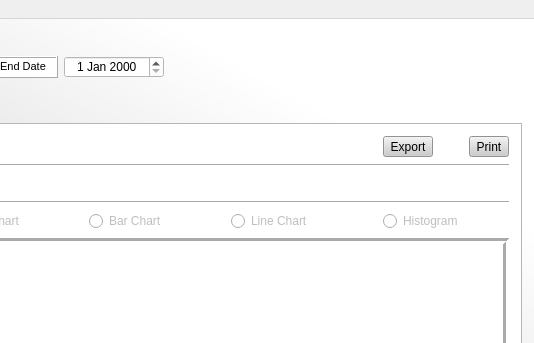
Before: the Qt Designer form AcuitySTAR/src/gui/mainwindow.ui in JamesG-Walsh/Peachy-Galaxy, drawn with Qt 5; both pictures show x 593 to 1127 and y 0 to 343 of the 1127 by 621 pixel window.
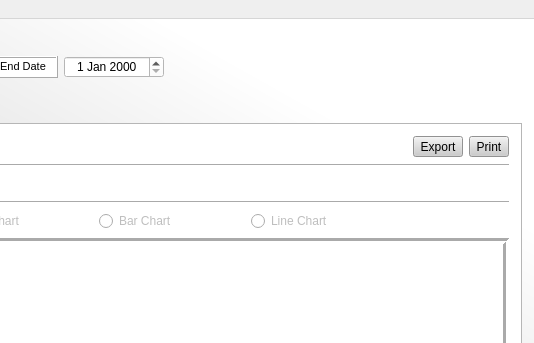
After: the same form once the commit is applied. The open tabs and pages were chosen to show the change. Icons and pictures are not drawn. Custom widgets are drawn as their Qt base class.

Diff of the .ui file:
```diff
--- a/AcuitySTAR/src/gui/mainwindow.ui
+++ b/AcuitySTAR/src/gui/mainwindow.ui
@@ -852,16 +852,6 @@
              <zorder>teachGraphTitle</zorder>
             </widget>
            </item>
-           <item row="5" column="14">
-            <widget class="QRadioButton" name="teach_histogram_button">
-             <property name="enabled">
-              <bool>false</bool>
-             </property>
-             <property name="text">
-              <string>Histogram</string>
-             </property>
-            </widget>
-           </item>
           </layout>
           <zorder>teachChartFrame</zorder>
           <zorder>teachTreeView</zorder>
```
Left out of the diff: 49 changed lines with no effect on the pictures.
